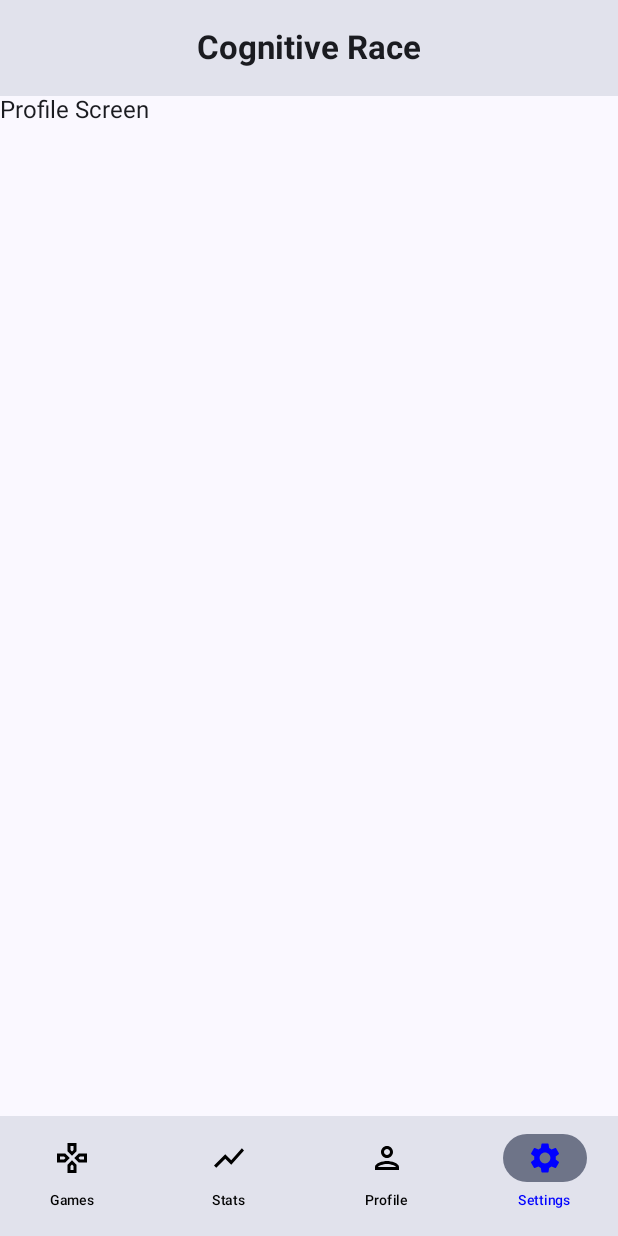
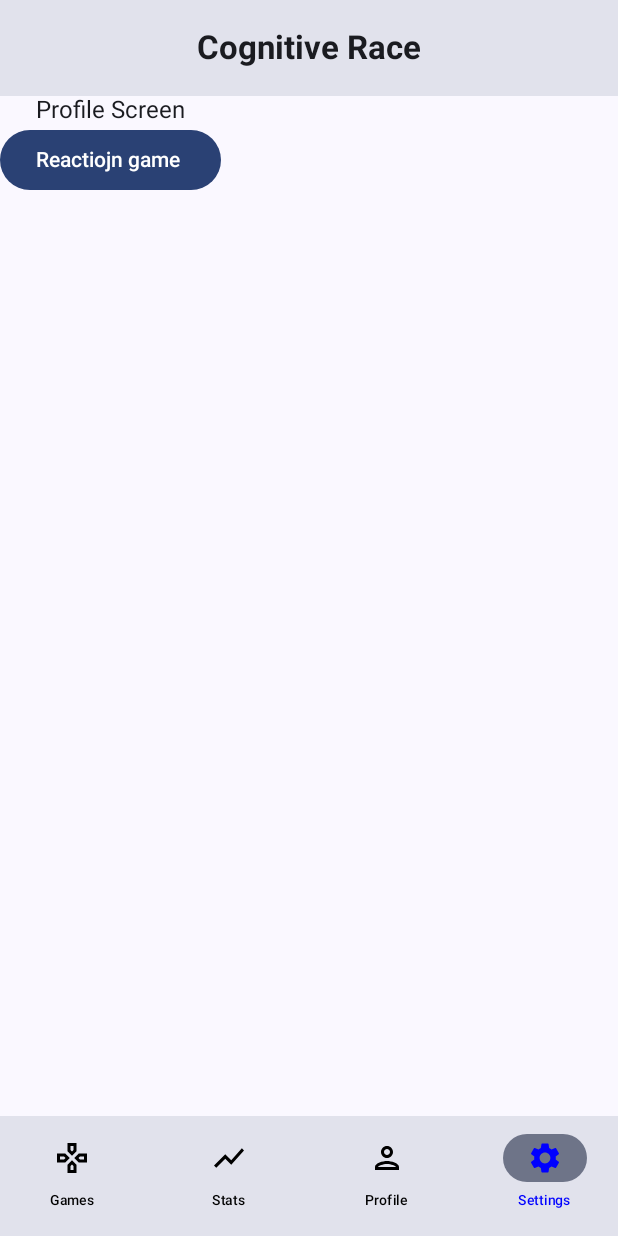
Before and after one commit to chinmay-def/ReactionTimeApp, an Android app built with Jetpack Compose: the screen it shows after launch (MainActivity), item 4 of the bottom bar chosen, on a phone screen of 412 x 824 dp. Run offline under Robolectric (Android 15) with nearby library versions, the phone set to English and light mode, and no system bars.

Commit message:
Sorted the problem of Navigation
Smooth Navigation

```diff
--- a/app/src/main/java/com/example/reactiontime/MainActivity.kt
+++ b/app/src/main/java/com/example/reactiontime/MainActivity.kt
@@ -4,7 +4,7 @@ import android.os.Bundle
 import androidx.activity.ComponentActivity
 import androidx.activity.compose.setContent
 import androidx.activity.enableEdgeToEdge
-import com.example.reactiontime.Screens.MainScreenWithNavigation
+import com.example.reactiontime.navigation.MainScreenWithNavigation
 import com.example.reactiontime.ui.theme.ReactionTimeTheme
 
 class MainActivity : ComponentActivity() {
--- a/app/src/main/java/com/example/reactiontime/Screens/GameScreen/GameScreen.kt
+++ b/app/src/main/java/com/example/reactiontime/Screens/GameScreen/GameScreen.kt
@@ -15,7 +15,6 @@ import androidx.compose.material3.MaterialTheme
 import androidx.compose.material3.Text
 import androidx.compose.runtime.Composable
 import androidx.compose.runtime.collectAsState
-import androidx.compose.runtime.remember
 import androidx.compose.ui.Alignment
 import androidx.compose.ui.Modifier
 import androidx.compose.ui.draw.clip
@@ -25,32 +24,43 @@ import androidx.compose.ui.text.font.FontWeight
 import androidx.compose.ui.text.style.TextOverflow
 import androidx.compose.ui.unit.dp
 import androidx.lifecycle.viewmodel.compose.viewModel
-import com.example.reactiontime.R
+import androidx.navigation.NavController
 import com.example.reactiontime.data.Game
-import kotlin.collections.forEach
+
 @Composable
-fun GameScreen() {
-    val viewModel : GamesScreenViewModel = viewModel()
+fun GameScreen(navController: NavController) {
+    val viewModel: GamesScreenViewModel = viewModel()
     val games = viewModel.games.collectAsState().value
-    GameList(games = games)
+    GameList(
+        games = games,
+        navController
+    )
 }
 
 @Composable
-fun GameList(games: List<Game>) {
+fun GameList(games: List<Game>, navController: NavController) {
     Column(modifier = Modifier.padding(8.dp)) {
         games.forEach { game ->
             GameCard(
                 game = game,
+                navController
             )
         }
     }
 }
+
 @OptIn(ExperimentalMaterial3Api::class)
 @Composable
-fun GameCard(game: Game) {
+fun GameCard(game: Game, navController: NavController) {
     ElevatedCard(
         onClick = {
-            // here we will navigate to game screen
+            when (game.route) {
+                "reaction_time" -> navController.navigate("reaction_game")
+
+                else ->{
+                        navController.navigate("reaction_game")
+                }
+            }
         },
         modifier = Modifier
             .fillMaxWidth()
--- a/app/src/main/java/com/example/reactiontime/Screens/SettingsScreen/SettingsScreen.kt
+++ b/app/src/main/java/com/example/reactiontime/Screens/SettingsScreen/SettingsScreen.kt
@@ -2,13 +2,20 @@ package com.example.reactiontime.Screens.SettingsScreen
 
 import androidx.compose.foundation.layout.Arrangement
 import androidx.compose.foundation.layout.Column
+import androidx.compose.material3.Button
 import androidx.compose.material3.Text
 import androidx.compose.runtime.Composable
 import androidx.compose.ui.Alignment
+import androidx.navigation.NavController
 
 @Composable
-fun SettingsScreen(){
+fun SettingsScreen(navController: NavController){
     Column(verticalArrangement = Arrangement.Center, horizontalAlignment = Alignment.CenterHorizontally){
         Text(text = "Profile Screen")
+        Button(onClick = {
+            navController.navigate("reaction_game")
+        }) {
+            Text("Reactiojn game ")
+        }
     }
 }
--- a/app/src/main/java/com/example/reactiontime/Screens/BottomNavigation.kt
+++ b/app/src/main/java/com/example/reactiontime/navigation/BottomNavigation.kt
@@ -1,4 +1,4 @@
-package com.example.reactiontime.Screens
+package com.example.reactiontime.navigation
 
 import androidx.compose.material3.Icon
 import androidx.compose.material3.MaterialTheme
@@ -12,7 +12,6 @@ import androidx.compose.runtime.mutableStateOf
 import androidx.compose.runtime.remember
 import androidx.compose.runtime.setValue
 import androidx.compose.ui.graphics.Color
-import androidx.compose.ui.tooling.preview.Preview
 import androidx.compose.ui.unit.sp
 import androidx.navigation.NavController
 
--- /dev/null
+++ b/app/src/main/java/com/example/reactiontime/navigation/GamesNavigationGraph.kt
@@ -0,0 +1,26 @@
+package com.example.reactiontime.navigation
+
+import androidx.compose.runtime.Composable
+import androidx.navigation.compose.NavHost
+import androidx.navigation.compose.composable
+import androidx.navigation.compose.rememberNavController
+import com.example.reactiontime.Screens.GameScreen.GameScreen
+import com.example.reactiontime.Screens.GameScreen.Games.ReactionScreen.ReactionTimeScreen
+import com.example.reactiontime.data.BottomNavItem
+
+@Composable
+fun GameNavGraph() {
+    val gameNavController = rememberNavController()
+    NavHost(
+        navController = gameNavController,
+        startDestination = BottomNavItem.Games.route
+    ) {
+        composable(BottomNavItem.Games.route) {
+            GameScreen(gameNavController)
+
+        }
+        composable(GameListScreen.ReactionGame.route) {
+            ReactionTimeScreen()
+        }
+    }
+}
--- a/app/src/main/java/com/example/reactiontime/Screens/MainScreen.kt
+++ b/app/src/main/java/com/example/reactiontime/navigation/MainScreen.kt
@@ -1,4 +1,4 @@
-package com.example.reactiontime.Screens
+package com.example.reactiontime.navigation
 
 
 import androidx.compose.foundation.layout.padding
@@ -14,13 +14,19 @@ import androidx.compose.ui.text.font.FontWeight
 import androidx.navigation.compose.NavHost
 import androidx.navigation.compose.composable
 import androidx.navigation.compose.rememberNavController
-import com.example.reactiontime.Screens.GameScreen.GameScreen
 import com.example.reactiontime.Screens.ProfileScreen.ProfileScreen
 import com.example.reactiontime.Screens.SettingsScreen.SettingsScreen
 import com.example.reactiontime.Screens.StatsScreen.StatsScreen
 import com.example.reactiontime.data.BottomNavItem
 
 
+sealed class GameListScreen(val route: String) {
+        object ReactionGame: GameListScreen("reaction_game")
+        object NumberMemory: GameListScreen("number_memory")
+        object AimTrainer: GameListScreen("aim_trainer")
+        object VisualMemory: GameListScreen("visual_memory")
+        object ChimpTest: GameListScreen("chimp_test")
+}
 @Composable
 fun MainScreenWithNavigation() {
     val navController = rememberNavController()
@@ -36,7 +42,7 @@ fun MainScreenWithNavigation() {
             modifier = Modifier.padding(innerPadding)
         ) {
             composable(BottomNavItem.Games.route) {
-                GameScreen()
+               GameNavGraph()
             }
             composable(BottomNavItem.Stats.route) {
                 StatsScreen()
@@ -45,10 +51,8 @@ fun MainScreenWithNavigation() {
                 ProfileScreen()
             }
             composable(BottomNavItem.Settings.route) {
-                SettingsScreen()
-
+                SettingsScreen(navController)
             }
-
 
         }
     }
```
Also changed, not shown: app/src/main/java/com/example/reactiontime/Screens/GameScreen/Games/ReactionScreen/ReactionTimeScreen.kt (+8 -8 lines).
